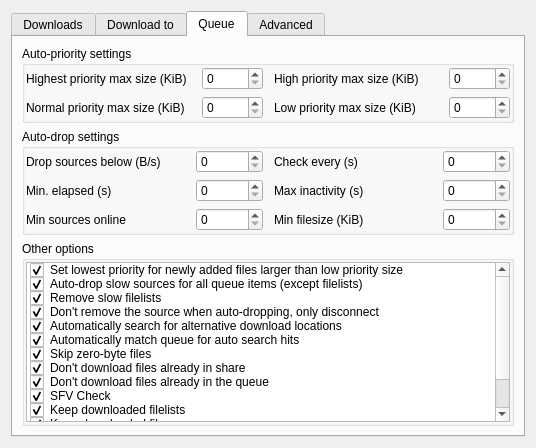
Before: the Qt Designer form eiskaltdcpp-qt/ui/UISettingsDownloads.ui in adrianov/eiskaltdcpp, drawn with Qt 5.
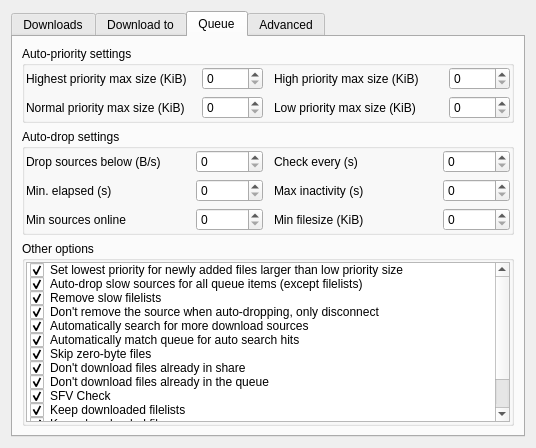
After: the same form once the commit is applied. The open tabs and pages were chosen to show the change. Custom widgets are drawn as their Qt base class.

Commit message: fix: keep queue auto-search limited to exact TTH matches

```diff
--- a/eiskaltdcpp-qt/ui/UISettingsDownloads.ui
+++ b/eiskaltdcpp-qt/ui/UISettingsDownloads.ui
@@ -741,7 +741,7 @@
             </item>
             <item>
              <property name="text">
-              <string>Automatically search for alternative download locations</string>
+              <string>Automatically search for more download sources</string>
              </property>
              <property name="toolTip">
               <string>Every few minutes, the client will search for files in your
```
Left out of the diff: 2 changed lines with no effect on the pictures. The commit also changes 20 other files.
